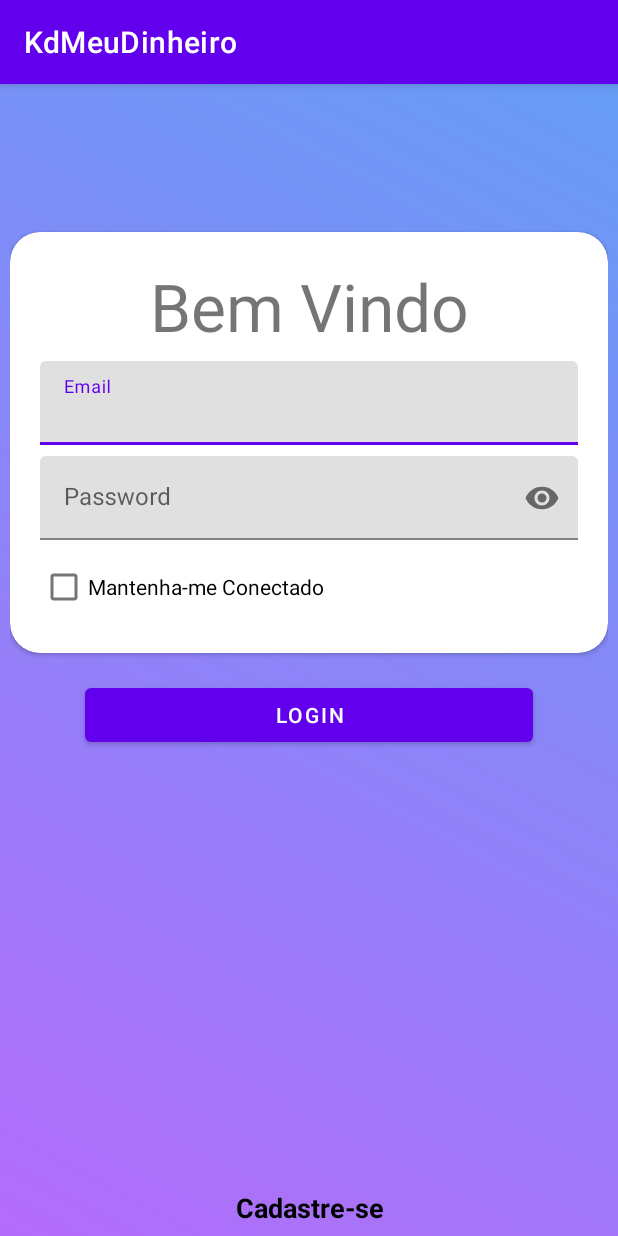
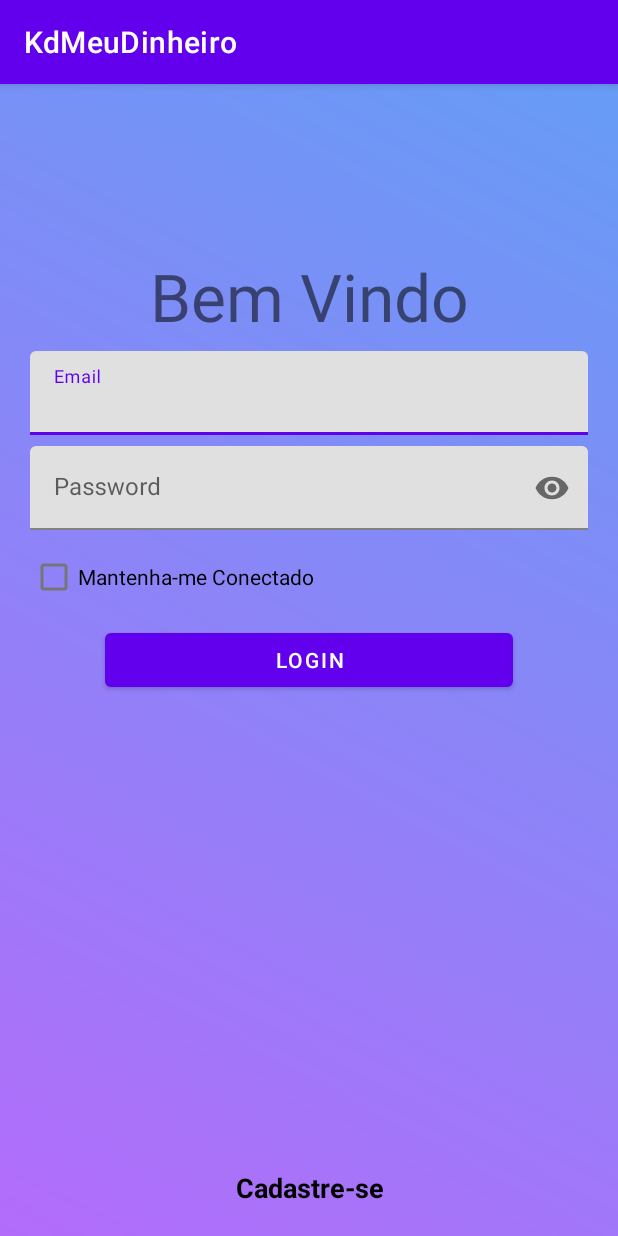
Before and after one commit to KdMeuDinSerasa/kdmeudinAppFinal, an Android app: the screen it shows after launch (LoginActivity), on a phone screen of 412 x 824 dp. Run offline under Robolectric (Android 15) with nearby library versions, the phone set to English and light mode, and no system bars; our stand-ins replace Dagger/Hilt's generated code, Firebase (no records; nobody signed in at launch, a user with empty details on screens opened directly).

Commit message:
adjust login page

```diff
--- a/app/src/main/res/layout/activity_login.xml
+++ b/app/src/main/res/layout/activity_login.xml
@@ -6,25 +6,12 @@
     android:layout_height="match_parent"
     android:orientation="vertical"
     tools:context=".LoginActivity"
+    android:padding="20dp"
     android:background="@drawable/bg_default">
-
-    <androidx.cardview.widget.CardView
-        android:layout_marginTop="92dp"
-        android:id="@+id/cardView"
-        android:layout_width="match_parent"
-        android:layout_height="0dp"
-        app:cardCornerRadius="20dp"
-        app:layout_constraintEnd_toEndOf="parent"
-        app:layout_constraintStart_toStartOf="parent"
-        app:layout_constraintTop_toTopOf="parent">
-
-        <androidx.constraintlayout.widget.ConstraintLayout
-            android:layout_width="match_parent"
-            android:layout_height="match_parent"
-            android:padding="20dp">
 
     <TextView
         android:id="@+id/textView"
+        android:layout_marginTop="92dp"
         android:layout_width="match_parent"
         android:layout_height="wrap_content"
         android:layout_gravity="center"
@@ -65,6 +52,7 @@
             android:inputType="textPassword"/>
     </com.google.android.material.textfield.TextInputLayout>
 
+
     <CheckBox
         android:id="@+id/cbRememberMe"
         android:layout_marginTop="7dp"
@@ -73,21 +61,19 @@
         android:text="@string/mantenha_me_conectado"
         app:layout_constraintTop_toBottomOf="@+id/etPassword"
         tools:layout_editor_absoluteX="20dp" />
-        </androidx.constraintlayout.widget.ConstraintLayout>
-    </androidx.cardview.widget.CardView>
 
     <Button
         android:id="@+id/btnLogin"
         android:layout_width="0dp"
         android:layout_height="wrap_content"
+        android:layout_gravity="center"
+        android:layout_marginTop="7dp"
         android:layout_marginStart="50dp"
         android:layout_marginEnd="50dp"
-        android:layout_gravity="center"
-        android:layout_marginTop="17dp"
         android:text="Login"
-        app:layout_constraintEnd_toEndOf="@+id/cardView"
-        app:layout_constraintStart_toStartOf="@+id/cardView"
-        app:layout_constraintTop_toBottomOf="@+id/cardView" />
+        app:layout_constraintEnd_toEndOf="parent"
+        app:layout_constraintStart_toStartOf="parent"
+        app:layout_constraintTop_toBottomOf="@+id/cbRememberMe" />
 
     <TextView
         android:id="@+id/createRegister"
```
Lines whose indentation alone changed are shown as unchanged.
